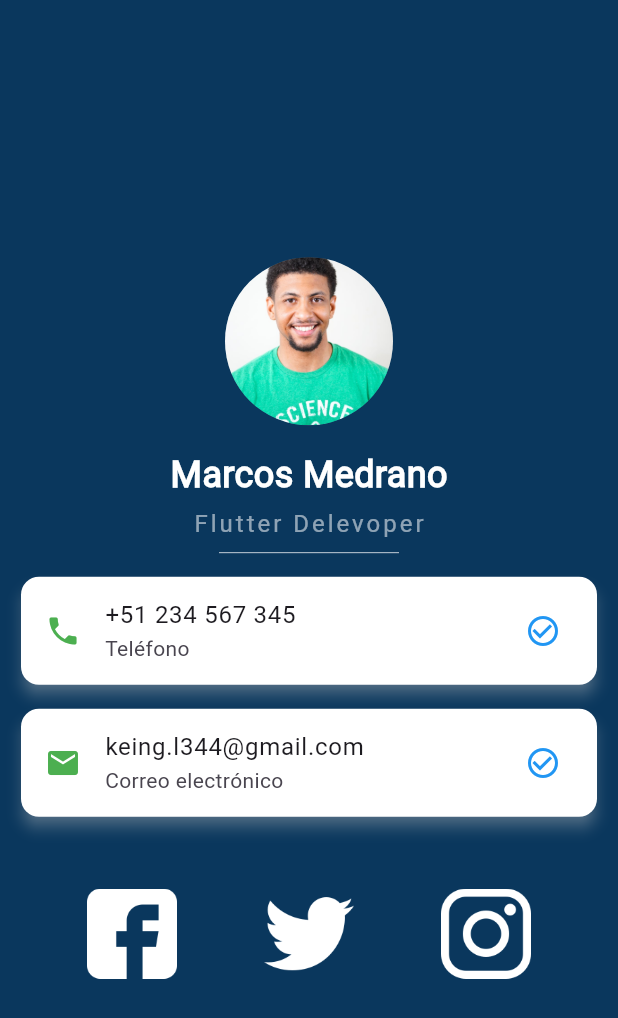
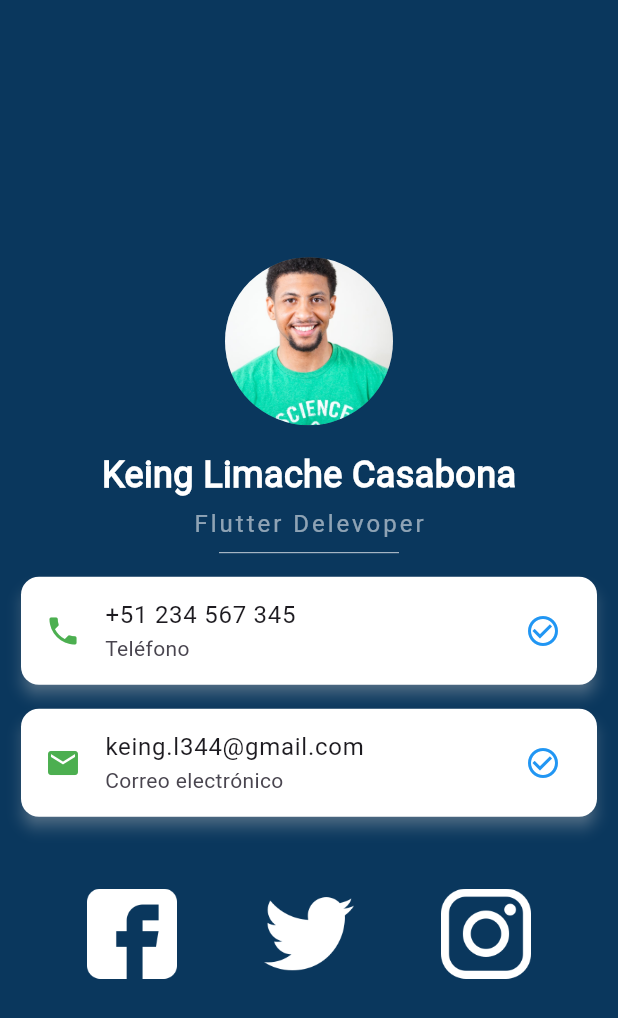
Before and after one commit to KeingCasabona/Tecsup-semana4-my_card, a Flutter app: the screen it shows after launch, on a phone screen of 412 x 824 dp. Shown: the top 1018 px of the screen. Run offline on Flutter 3.47's test engine with Material 3 defaults, Android fonts, the phone set to English and light mode, and no system bars.

```diff
--- a/lib/main.dart
+++ b/lib/main.dart
@@ -23,7 +23,7 @@ class MyApp extends StatelessWidget {
             ),
             SizedBox(height: 16),
             Text(
-              'Marcos Medrano',
+              'Keing Limache Casabona',
               style: TextStyle(
                 color: Colors.white,
                 fontSize: 24,
```
